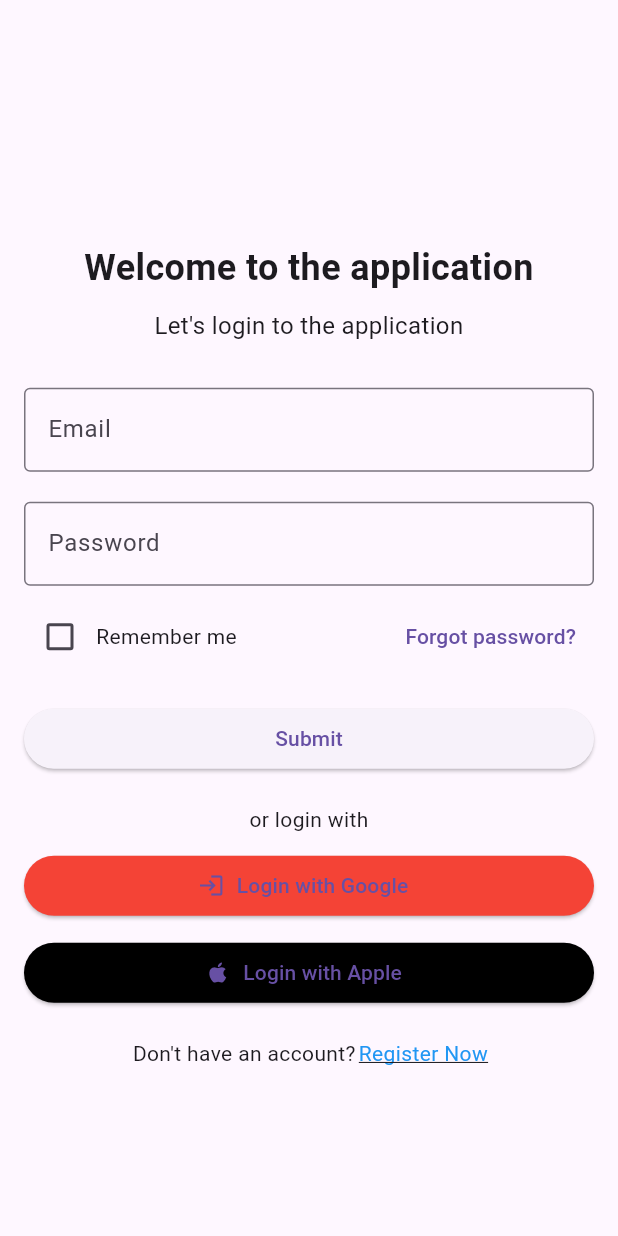
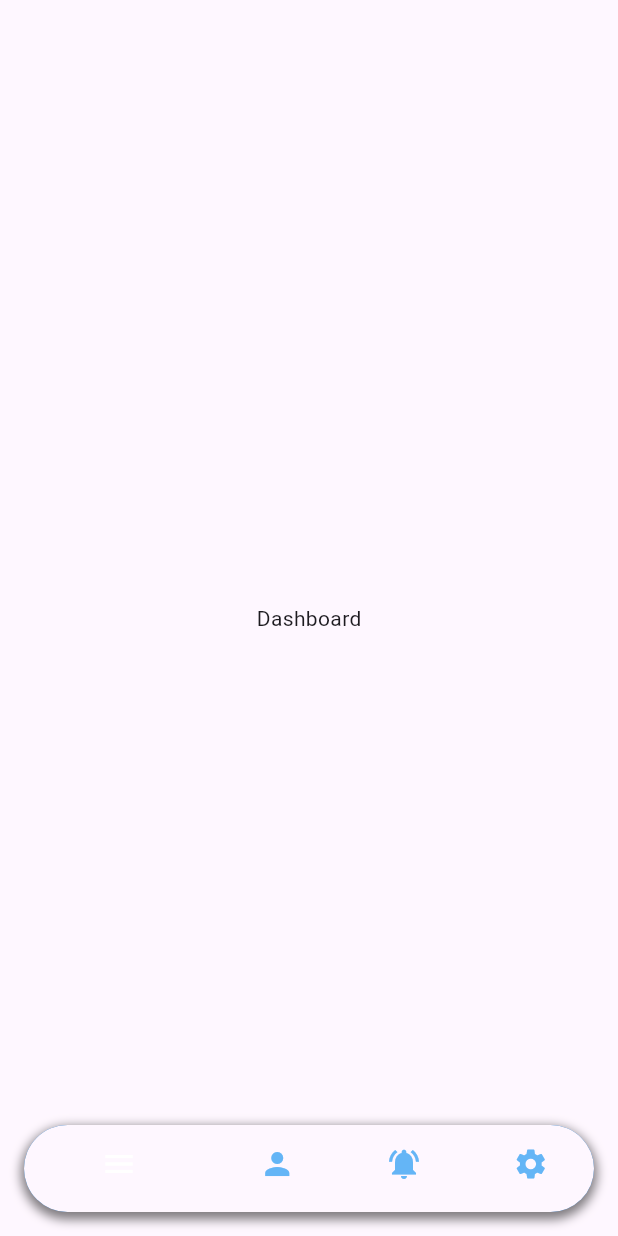
Before and after one commit to alifrizqullahmaruf/presensi_app, a Flutter app: the screen it shows after launch, after a tap on "Submit", on a phone screen of 412 x 824 dp. Run offline on Flutter 3.47's test engine with Material 3 defaults, Android fonts, the phone set to English and light mode, and no system bars; network calls fail.

Commit message:
Add some bottom navbar

```diff
--- a/lib/page/login_screen.dart
+++ b/lib/page/auth/login_screen.dart
@@ -1,5 +1,6 @@
 import 'package:flutter/material.dart';
-import 'package:presensi_app/page/register_screen.dart';
+import 'package:presensi_app/page/auth/register_screen.dart';
+import 'package:presensi_app/page/bottom_navbar/bottom_navbar.dart';
 
 class LoginScreen extends StatefulWidget {
   const LoginScreen({super.key});
@@ -74,7 +75,8 @@ class _LoginScreenState extends State<LoginScreen> {
             SizedBox(height: 20),
             ElevatedButton(
               onPressed: () {
-                // Handle submit
+                Navigator.push(context,
+                    MaterialPageRoute(builder: (context) => BottomNavbar()));
               },
               child: Text("Submit"),
             ),
--- a/lib/page/register_screen.dart
+++ b/lib/page/auth/register_screen.dart
@@ -1,5 +1,5 @@
 import 'package:flutter/material.dart';
-import 'package:presensi_app/page/login_screen.dart';
+import 'package:presensi_app/page/auth/login_screen.dart';
 
 class RegisterScreen extends StatefulWidget {
   const RegisterScreen({super.key});
--- /dev/null
+++ b/lib/page/bottom_navbar/bottom_navbar.dart
@@ -0,0 +1,83 @@
+import 'package:flutter/material.dart';
+import 'package:presensi_app/page/bottom_navbar/absensi_screen.dart';
+import 'package:presensi_app/page/bottom_navbar/dashboard_screen.dart';
+import 'package:presensi_app/page/bottom_navbar/notifikasi_screen.dart';
+import 'package:presensi_app/page/bottom_navbar/pengaturan_screen.dart';
+
+class BottomNavbar extends StatefulWidget {
+  const BottomNavbar({Key? key}) : super(key: key);
+
+  @override
+  State<BottomNavbar> createState() => _BottomNavbarState();
+}
+
+class _BottomNavbarState extends State<BottomNavbar> {
+  int _selectedIndex = 0;
+
+  final List<Widget> _widgetOptions = <Widget>[
+    DashboardScreen(),
+    AbsensiScreen(),
+    NotifikasiScreen(),
+    PengaturanScreen()
+  ];
+
+  void _onItemTapped(int index) {
+    setState(() {
+      _selectedIndex = index;
+    });
+  }
+
+  @override
+  Widget build(BuildContext context) {
+    return Scaffold(
+      body: Stack(
+        children: [
+          _widgetOptions.elementAt(_selectedIndex),
+          Padding(
+            padding: const EdgeInsets.symmetric(vertical: 16, horizontal: 16),
+            child: Align(
+              alignment: const Alignment(0.0, 1.0),
+              child: Container(
+                decoration: BoxDecoration(
+                  color: Colors.blue.shade700,
+                  borderRadius: BorderRadius.circular(40),
+                  boxShadow: [
+                    BoxShadow(
+                      color: Colors.black.withOpacity(0.5),
+                      spreadRadius: 2,
+                      blurRadius: 5,
+                      offset: Offset(0, 3), // changes position of shadow
+                    ),
+                  ],
+                  // border: Border.all(color: Colors.black, width: 1),
+                ),
+                child: ClipRRect(
+                  borderRadius: BorderRadius.circular(40),
+                  child: BottomNavigationBar(
+                    onTap: _onItemTapped,
+                    items: const [
+                      BottomNavigationBarItem(
+                          icon: Icon(Icons.menu), label: "Dashboard"),
+                      BottomNavigationBarItem(
+                          icon: Icon(Icons.person), label: "Absensi"),
+                      BottomNavigationBarItem(
+                          icon: Icon(Icons.notifications_active),
+                          label: "Notifikasi"),
+                      BottomNavigationBarItem(
+                          icon: Icon(Icons.settings), label: "Pengaturan"),
+                    ],
+                    selectedItemColor: Colors.white,
+                    unselectedItemColor: Colors.blue.shade300,
+                    showSelectedLabels: false,
+                    showUnselectedLabels: false,
+                    currentIndex: _selectedIndex,
+                  ),
+                ),
+              ),
+            ),
+          )
+        ],
+      ),
+    );
+  }
+}
--- /dev/null
+++ b/lib/page/bottom_navbar/dashboard_screen.dart
@@ -0,0 +1,19 @@
+import 'package:flutter/material.dart';
+
+class DashboardScreen extends StatefulWidget {
+  const DashboardScreen({super.key});
+
+  @override
+  State<DashboardScreen> createState() => _DashboardScreenState();
+}
+
+class _DashboardScreenState extends State<DashboardScreen> {
+  @override
+  Widget build(BuildContext context) {
+    return Scaffold(
+      body: Center(
+        child: Text("Dashboard"),
+      ),
+    );;
+  }
+}
--- a/lib/page/splash_screen.dart
+++ b/lib/page/splash_screen.dart
@@ -1,6 +1,6 @@
 import 'dart:async';
 import 'package:flutter/material.dart';
-import 'package:presensi_app/page/login_screen.dart';
+import 'package:presensi_app/page/auth/login_screen.dart';
 
 class SplashScreen extends StatefulWidget {
   const SplashScreen({super.key});
```
Also changed, not shown: lib/page/bottom_navbar/absensi_screen.dart (added, +19 -0 lines), lib/page/bottom_navbar/notifikasi_screen.dart (added, +14 -0 lines), lib/page/bottom_navbar/pengaturan_screen.dart (added, +19 -0 lines).
